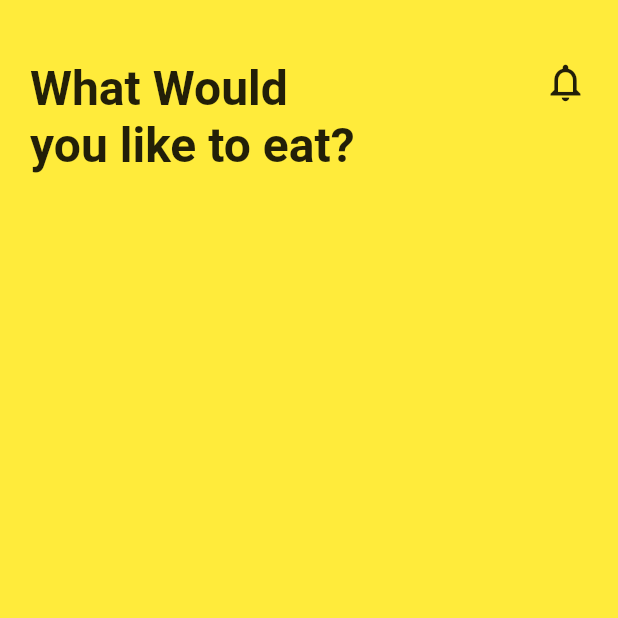
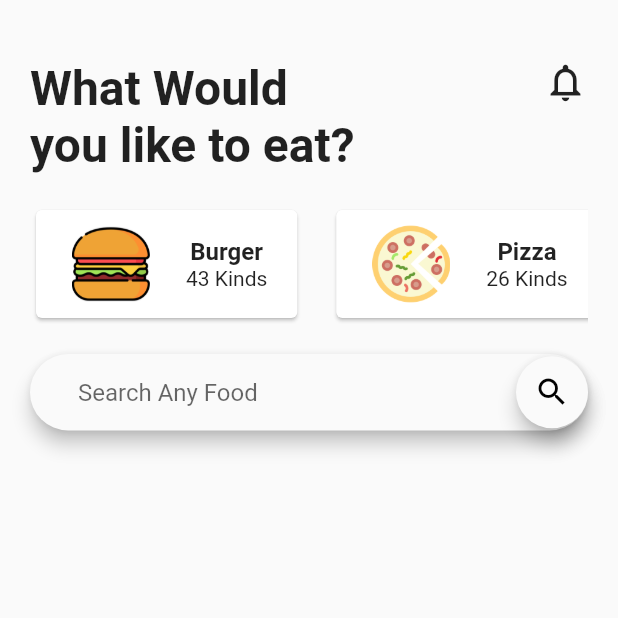
Before and after one commit to adityapuri75/puri_fast_food, a Flutter app: the screen it shows after launch, on a phone screen of 412 x 824 dp, the top half of it. Run offline on Flutter 3.47's test engine with Material 2 defaults, Android fonts, the phone set to English and light mode, and no system bars.

Commit message:
Ui Phase 1.1

```diff
--- a/lib/Home.dart
+++ b/lib/Home.dart
@@ -1,6 +1,8 @@
 import 'package:flutter/cupertino.dart';
 import 'package:flutter/material.dart';
 import 'package:puri_fast_food/widgets/Home_Top_Info.dart';
+import 'package:puri_fast_food/widgets/food_catagory..dart';
+import 'widgets/text_field.dart';
 
 class HomePage extends StatefulWidget {
   @override
@@ -10,12 +12,14 @@ class _HomePageState extends State<HomePage> {
   @override
   Widget build(BuildContext context) {
     return Scaffold(
-      backgroundColor: Colors.yellow,
+
       body: Padding(
         padding: const EdgeInsets.only(top: 40, left: 20, right: 20),
         child: ListView(
           children: <Widget>[
             Home_Top_Info(),
+            FoodCatagory(),
+            SearchBox(),
           ],
         ),
       ),
--- /dev/null
+++ b/lib/data/catagory_data.dart
@@ -0,0 +1,29 @@
+import 'package:flutter/material.dart';
+import '../models/catagory_model.dart';
+
+final catagorys = [
+  Catagory(
+    numbersofItems: 43,
+    imagepath: "assets/Images/burger.png",
+    catagoryName: "Burger"
+  ),
+
+  Catagory(
+      numbersofItems: 26,
+      imagepath: "assets/Images/pizza.png",
+      catagoryName: "Pizza"
+  ),
+
+  Catagory(
+      numbersofItems: 12,
+      imagepath: "assets/Images/coffee-cup.png",
+      catagoryName: "Tea"
+  ),
+
+  Catagory(
+      numbersofItems: 03,
+      imagepath: "assets/Images/beer.png",
+      catagoryName: "Cold Drinks"
+  ),
+
+];
--- a/lib/main.dart
+++ b/lib/main.dart
@@ -10,6 +10,7 @@ class MyApp extends StatelessWidget {
   @override
   Widget build(BuildContext context) {
     return MaterialApp(
+      debugShowCheckedModeBanner: false,
       title: "Puri Fast Food",
       theme: ThemeData(
         primaryColor: Colors.blueAccent,
--- /dev/null
+++ b/lib/models/catagory_model.dart
@@ -0,0 +1,13 @@
+import 'package:flutter/material.dart';
+
+class Catagory{
+  final String catagoryName;
+  final String imagepath;
+  final int numbersofItems;
+
+  Catagory(
+  {
+this.catagoryName,this.imagepath,this.numbersofItems
+}
+      );
+}
--- a/lib/widgets/Home_Top_Info.dart
+++ b/lib/widgets/Home_Top_Info.dart
@@ -4,7 +4,9 @@ class Home_Top_Info extends StatelessWidget {
   final textstyle = TextStyle(fontSize: 32.0, fontWeight: FontWeight.bold);
   @override
   Widget build(BuildContext context) {
-    return Row(
+    return Container(
+      margin: EdgeInsets.only(bottom: 20.0),
+      child: Row(
         mainAxisAlignment: MainAxisAlignment.spaceBetween,
         crossAxisAlignment: CrossAxisAlignment.start,
         children: <Widget>[
@@ -26,6 +28,7 @@ class Home_Top_Info extends StatelessWidget {
             size: 30,
           ),
         ],
+      ),
     );
 
   }
--- /dev/null
+++ b/lib/widgets/food_Card.dart
@@ -0,0 +1,39 @@
+import 'package:flutter/material.dart';
+
+class FoodCard extends StatelessWidget {
+  final String catagoryName;
+  final String imagePath;
+  final int catagoryNumber;
+
+  FoodCard({this.catagoryName,this.catagoryNumber,this.imagePath});
+  @override
+  Widget build(BuildContext context) {
+    return Container(
+      margin: EdgeInsets.only(right: 18.0),
+      child: Card(
+        child: Padding(
+          padding: const EdgeInsets.symmetric(horizontal: 20.0,vertical: 10.0, ),
+          child: Row(
+            children: <Widget>[
+              Image(
+                image: AssetImage(imagePath),
+                height: 60.0,
+                width: 60.0,
+              ),
+              SizedBox(
+                width: 20.0,
+              ),
+              Column(
+                mainAxisAlignment: MainAxisAlignment.center,
+                children: <Widget>[
+                  Text(catagoryName,style: TextStyle(fontWeight: FontWeight.bold,fontSize: 16.0),),
+                  Text("$catagoryNumber Kinds"),
+                ],
+              )
+            ],
+          ),
+        ),
+      ),
+    );
+  }
+}
--- /dev/null
+++ b/lib/widgets/food_catagory..dart
@@ -0,0 +1,29 @@
+import 'package:flutter/material.dart';
+
+import '../data/catagory_data.dart';
+import 'food_Card.dart';
+
+import '../models/catagory_model.dart';
+
+class FoodCatagory extends StatelessWidget {
+  final List<Catagory> _catagorys = catagorys;
+
+  @override
+  Widget build(BuildContext context) {
+    return Container(
+      height: 80.0,
+      child: ListView.builder(
+        scrollDirection: Axis.horizontal,
+        itemCount: _catagorys.length,
+        itemBuilder: (BuildContext context, int index) {
+          return FoodCard(
+            catagoryName: _catagorys[index].catagoryName,
+            imagePath: _catagorys[index].imagepath,
+            catagoryNumber: _catagorys[index].numbersofItems,
+          );
+
+        },
+      ),
+    );
+  }
+}
--- /dev/null
+++ b/lib/widgets/text_field.dart
@@ -0,0 +1,31 @@
+import 'package:flutter/cupertino.dart';
+import 'package:flutter/material.dart';
+
+class SearchBox extends StatelessWidget {
+  @override
+  Widget build(BuildContext context) {
+    return Container(
+      margin: EdgeInsets.only(top: 20),
+      child: Material(
+        elevation: 5.0,
+        borderRadius: BorderRadius.circular(30.0),
+        child: TextField(
+          decoration: InputDecoration(
+            contentPadding: EdgeInsets.symmetric(horizontal: 32.0,vertical: 16.0),
+            hintText: "Search Any Food",
+            suffixIcon: Material(
+              elevation: 5.0,
+              borderRadius: BorderRadius.circular(30.0),
+              child: Icon(
+
+                Icons.search,color: Colors.black,),
+            ),
+            border: InputBorder.none,
+
+
+          ),
+        ),
+      ),
+    );
+  }
+}
--- a/pubspec.yaml
+++ b/pubspec.yaml
@@ -45,8 +45,8 @@ flutter:
   uses-material-design: true
 
   # To add assets to your application, add an assets section, like this:
-  # assets:
-  #   - images/a_dot_burr.jpeg
+  assets:
+      - assets/Images/
   #   - images/a_dot_ham.jpeg
 
   # An image asset can refer to one or more resolution-specific "variants", see
```
Also changed, not shown: assets/Images/beer.png (added), assets/Images/breakfast.jpeg (added), assets/Images/breakfast.png (added), assets/Images/burger.png (added), assets/Images/cheeseburger.png (added), assets/Images/coffee-cup.png (added), assets/Images/cupcake.png (added), assets/Images/lunch.jpeg (added), assets/Images/pizza.png (added), assets/Images/supper_1.jpeg (added), assets/Images/turkey.png (added). Lines whose indentation alone changed are shown as unchanged.
